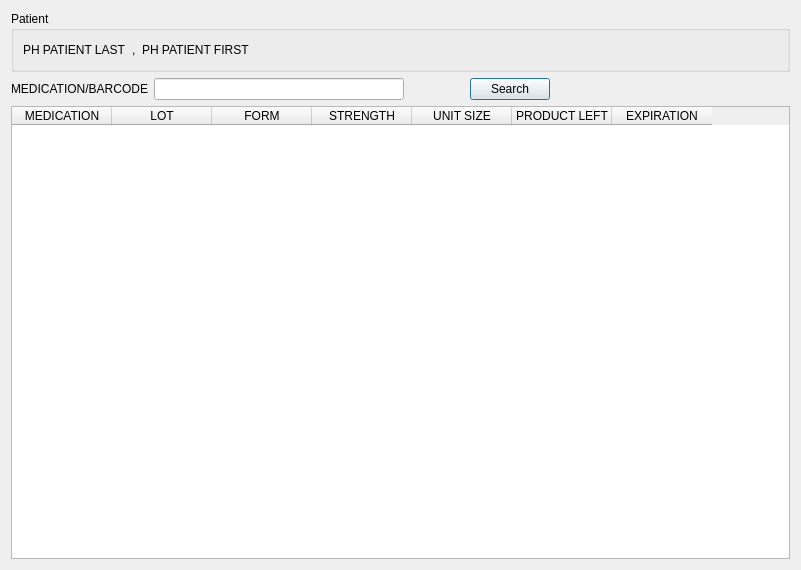
kyledevans/Medicine-Track, file wizards/prescription_00.ui: the form before one commit.
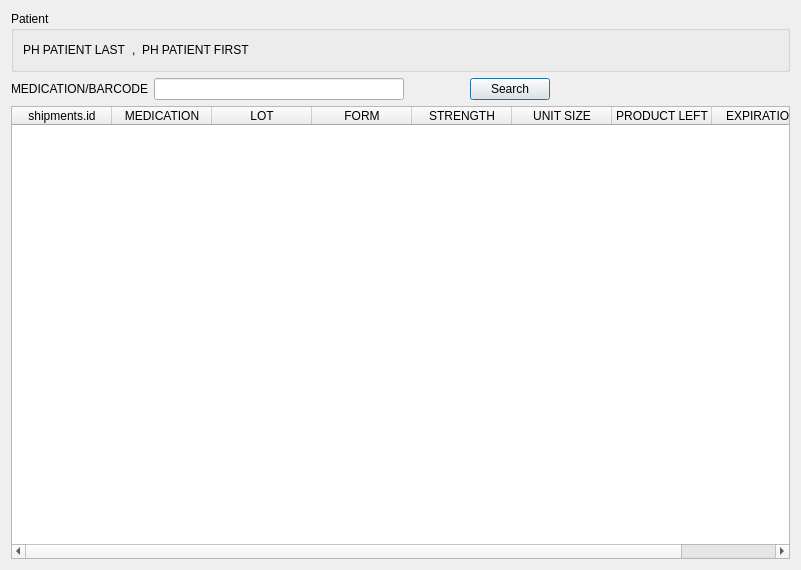
The form after the commit.

Diff of the .ui file:
```diff
--- a/wizards/prescription_00.ui
+++ b/wizards/prescription_00.ui
@@ -134,8 +134,11 @@
      <property name="selectionBehavior">
       <enum>QAbstractItemView::SelectRows</enum>
      </property>
+     <property name="sortingEnabled">
+      <bool>true</bool>
+     </property>
      <property name="columnCount">
-      <number>7</number>
+      <number>8</number>
      </property>
      <attribute name="horizontalHeaderHighlightSections">
       <bool>false</bool>
@@ -143,6 +146,11 @@
      <attribute name="horizontalHeaderMinimumSectionSize">
       <number>100</number>
      </attribute>
+     <column>
+      <property name="text">
+       <string>shipments.id</string>
+      </property>
+     </column>
      <column>
       <property name="text">
        <string comment="MEDICATION DISPLAY LABEL">MEDICATION</string>
```
